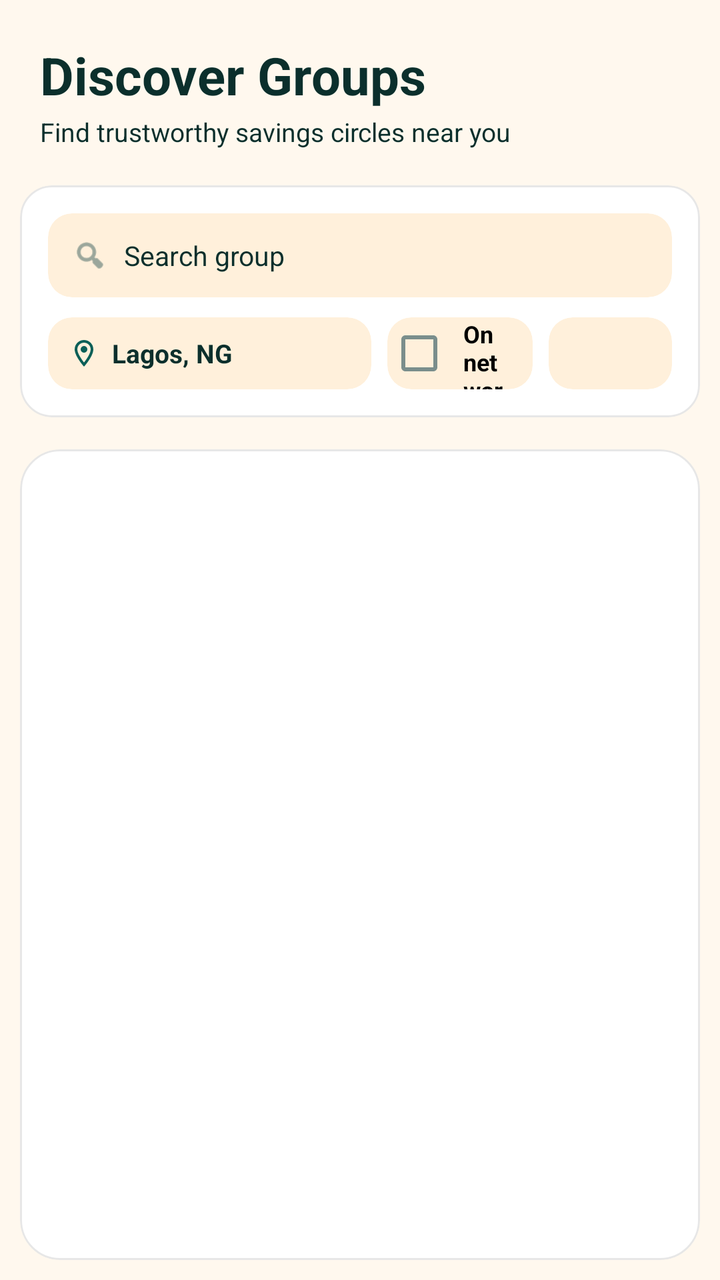
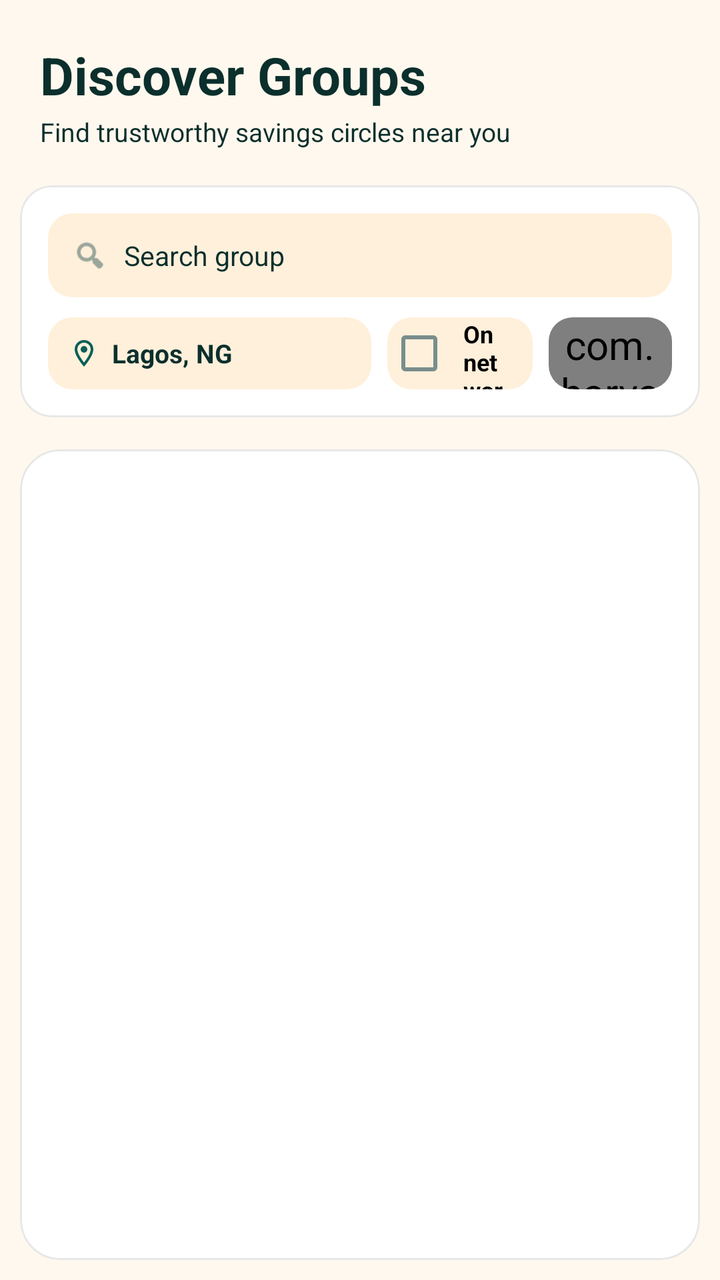

An Android layout rendered at two revisions. The XML below is the earlier revision; the diff shows what the commit changed to produce the second picture.
<!-- AndroidManifest.xml: application theme AppTheme -->
<!-- res/layout/discover_fragment.xml -->
<LinearLayout
	xmlns:android="http://schemas.android.com/apk/res/android"
	xmlns:app="http://schemas.android.com/apk/res-auto"
	xmlns:tools="http://schemas.android.com/tools"
	android:layout_width="match_parent"
	android:layout_height="match_parent"
	android:orientation="vertical"
	android:background="@android:color/transparent"
	android:id="@+id/_main">
	<androidx.core.widget.NestedScrollView
		android:id="@+id/vscroll6"
		android:layout_width="match_parent"
		android:layout_height="match_parent"
		android:fillViewport="true"
		android:overScrollMode="never">
		<LinearLayout
			android:id="@+id/linear1"
			android:layout_width="match_parent"
			android:layout_height="match_parent"
			android:background="@android:color/transparent"
			android:orientation="vertical">
			<TextView
				android:id="@+id/textview1"
				android:layout_width="wrap_content"
				android:layout_height="wrap_content"
				android:layout_marginLeft="20dp"
				android:layout_marginTop="20dp"
				android:layout_marginRight="20dp"
				android:text="Discover Groups"
				android:textSize="26sp"
				android:textStyle="bold" />
			<TextView
				android:id="@+id/textview2"
				android:layout_width="wrap_content"
				android:layout_height="wrap_content"
				android:layout_marginLeft="20dp"
				android:layout_marginTop="2dp"
				android:layout_marginRight="20dp"
				android:text="Find trustworthy savings circles near you"
				android:textSize="13sp" />
			<com.google.android.material.card.MaterialCardView
				android:id="@+id/cardview5"
				android:layout_width="match_parent"
				android:layout_height="wrap_content"
				android:layout_marginLeft="10dp"
				android:layout_marginTop="18dp"
				android:layout_marginRight="10dp"
				app:cardBackgroundColor="@color/colorSurface"
				app:cardElevation="0dp"
				app:cardCornerRadius="16dp"
				app:strokeWidth="1dp"
				app:strokeColor="@color/whiteFaint10">
				<LinearLayout
					android:id="@+id/linear3"
					android:layout_width="match_parent"
					android:layout_height="wrap_content"
					android:padding="14dp"
					android:orientation="vertical">
					<com.google.android.material.card.MaterialCardView
						android:id="@+id/cardview2"
						android:layout_width="match_parent"
						android:layout_height="42dp"
						app:cardBackgroundColor="@color/colorSurfaceAlt"
						app:cardElevation="0dp"
						app:cardCornerRadius="12dp"
	app:strokeWidth="0dp">
						<LinearLayout
							android:id="@+id/linear49"
							android:layout_width="match_parent"
							android:layout_height="match_parent"
							android:gravity="center_vertical"
							android:orientation="horizontal"
							android:paddingStart="12dp"
							android:paddingEnd="12dp">
							<com.google.android.material.imageview.ShapeableImageView
								android:id="@+id/imageview4"
								android:layout_width="18dp"
								android:layout_height="18dp"
								android:scaleType="centerInside"
								android:src="@android:drawable/ic_menu_search"
								app:tint="@color/colorTextTertiary" />
							<TextView
								android:id="@+id/tv_search"
								android:layout_width="match_parent"
								android:layout_height="match_parent"
								android:background="@android:color/transparent"
								android:gravity="center_vertical"
								android:text="Search group"
								android:textSize="13.5sp"
								android:layout_marginStart="8dp" />
						</LinearLayout>
					</com.google.android.material.card.MaterialCardView>
					<LinearLayout
						android:id="@+id/linear50"
						android:layout_width="match_parent"
						android:layout_height="wrap_content"
						android:layout_marginTop="10dp"
						android:gravity="center_vertical"
						android:orientation="horizontal">
						<com.google.android.material.card.MaterialCardView
							android:id="@+id/cardview1"
							android:layout_width="200dp"
							android:layout_height="36dp"
							app:cardBackgroundColor="@color/colorSurfaceAlt"
							android:layout_weight="1"
							app:cardElevation="0dp"
							app:cardCornerRadius="12dp"
	app:strokeWidth="0dp">
							<LinearLayout
								android:id="@+id/lr_select_location"
								android:layout_width="match_parent"
								android:layout_height="match_parent"
								android:gravity="center_vertical"
								android:orientation="horizontal"
								android:paddingStart="10dp"
								android:paddingEnd="10dp">
								<com.google.android.material.imageview.ShapeableImageView
									android:id="@+id/imageview1"
									android:layout_width="16dp"
									android:layout_height="16dp"
									android:src="@drawable/icon_location_on_outline"
									android:scaleType="centerInside"
									app:tint="@color/colorAccent" />
								<TextView
									android:id="@+id/textview3"
									android:layout_width="wrap_content"
									android:layout_height="wrap_content"
									android:text="Lagos, NG"
									android:textSize="13sp"
									android:textStyle="bold"
									android:singleLine="true"
									android:layout_marginStart="6dp" />
							</LinearLayout>
						</com.google.android.material.card.MaterialCardView>
						<com.google.android.material.card.MaterialCardView
							android:id="@+id/cardview4"
							android:layout_width="wrap_content"
							android:layout_height="36dp"
							app:cardBackgroundColor="@color/colorSurfaceAlt"
							android:layout_weight="1"
							android:layout_marginStart="8dp"
							app:cardElevation="0dp"
							app:cardCornerRadius="12dp"
	app:strokeWidth="0dp">
							<com.google.android.material.checkbox.MaterialCheckBox
								android:id="@+id/cd_verified_only"
								android:layout_width="match_parent"
								android:layout_height="match_parent"
								android:background="@android:color/transparent"
								android:gravity="center_vertical"
								android:text="On network"
								android:textSize="12sp"
								android:textStyle="bold"
								android:paddingStart="6dp"
								android:paddingEnd="12dp" />
						</com.google.android.material.card.MaterialCardView>
						<com.google.android.material.card.MaterialCardView
							android:id="@+id/cardview3"
							android:layout_width="100dp"
							android:layout_height="36dp"
							app:cardBackgroundColor="@color/colorSurfaceAlt"
							android:layout_weight="1"
							android:layout_marginStart="8dp"
							app:cardElevation="0dp"
							app:cardCornerRadius="12dp"
	app:strokeWidth="0dp">
							<Spinner
								android:id="@+id/sp_sort"
								android:layout_width="match_parent"
								android:layout_height="match_parent"
								android:background="@android:color/transparent"
								android:spinnerMode="dropdown"
								android:paddingStart="4dp"
								android:paddingEnd="4dp"
								android:theme="@style/WhiteSpinnerTheme" />
						</com.google.android.material.card.MaterialCardView>
					</LinearLayout>
				</LinearLayout>
			</com.google.android.material.card.MaterialCardView>
			<com.google.android.material.card.MaterialCardView
				android:id="@+id/cardview12"
				android:layout_width="match_parent"
				android:layout_height="0dp"
				android:layout_marginLeft="10dp"
				android:layout_marginTop="16dp"
				android:layout_marginRight="10dp"
				android:layout_marginBottom="10dp"
				app:cardBackgroundColor="@color/colorSurface"
				android:layout_weight="1"
				app:cardCornerRadius="20dp"
				app:cardElevation="0dp"
				app:strokeWidth="1dp"
				app:strokeColor="@color/whiteFaint10">
				<ListView
					android:id="@+id/listview1"
					android:layout_width="match_parent"
					android:layout_height="match_parent"
					android:paddingLeft="5dp"
					android:paddingTop="8dp"
					android:paddingRight="5dp"
					android:paddingBottom="8dp"
					android:background="@android:color/transparent"
					android:choiceMode="none"
					android:clipToPadding="false"
					android:divider="@null"
					android:nestedScrollingEnabled="true"
					tools:listitem="@layout/discover_group_custom_view" />
			</com.google.android.material.card.MaterialCardView>
		</LinearLayout>
	</androidx.core.widget.NestedScrollView>
</LinearLayout>
<!-- res/layout/discover_group_custom_view.xml (included above) -->
<LinearLayout
	xmlns:android="http://schemas.android.com/apk/res/android"
	xmlns:app="http://schemas.android.com/apk/res-auto"
	xmlns:tools="http://schemas.android.com/tools"
	android:layout_width="match_parent"
	android:layout_height="wrap_content"
	android:orientation="vertical">
	<com.google.android.material.card.MaterialCardView
		android:id="@+id/cardview1"
		android:layout_width="match_parent"
		android:layout_height="wrap_content"
		android:layout_margin="4dp"
		app:cardBackgroundColor="@color/colorSurface"
		app:cardElevation="0dp"
		app:cardCornerRadius="16dp"
		app:strokeWidth="1dp"
		app:strokeColor="@color/colorCardStroke">
		<LinearLayout
			android:id="@+id/linear1"
			android:layout_width="match_parent"
			android:layout_height="wrap_content"
			android:padding="14dp"
			android:orientation="vertical">
			<LinearLayout
				android:id="@+id/linear2"
				android:layout_width="match_parent"
				android:layout_height="wrap_content"
				android:gravity="center_vertical"
				android:orientation="horizontal">
				<com.google.android.material.imageview.ShapeableImageView
					android:id="@+id/iv_group_photo"
					android:layout_width="32dp"
					android:layout_height="32dp"
					android:layout_marginEnd="12dp"
					android:src="@drawable/ic_coin_harv"
					android:scaleType="centerInside"
					android:focusable="false" />
				<TextView
					android:id="@+id/tv_groupName"
					android:layout_width="0dp"
					android:layout_height="wrap_content"
					android:text="Chelsea Fans Group"
					android:textSize="18sp"
					android:textStyle="bold"
					android:textColor="@color/colorTextPrimary"
					android:layout_weight="1"
					android:focusable="false" />
				<TextView
					android:id="@+id/tv_status"
					android:layout_width="wrap_content"
					android:layout_height="wrap_content"
					android:paddingLeft="10dp"
					android:paddingTop="4dp"
					android:paddingRight="10dp"
					android:paddingBottom="4dp"
					android:background="@color/colorAccentSoft"
					android:text="Verified"
					android:textSize="11sp"
					android:textStyle="bold"
					android:textColor="@color/colorAccent"
					android:focusable="false" />
			</LinearLayout>
			<LinearLayout
				android:id="@+id/linear3"
				android:layout_width="match_parent"
				android:layout_height="wrap_content"
				android:layout_marginTop="8dp"
				android:gravity="center_vertical"
				android:orientation="horizontal">
				<com.google.android.material.imageview.ShapeableImageView
					android:id="@+id/imageview1"
					android:layout_width="14dp"
					android:layout_height="14dp"
					android:src="@drawable/icon_location_on_outline"
					android:scaleType="centerInside"
					android:focusable="false"
					app:tint="@color/colorTextTertiary" />
				<TextView
					android:id="@+id/tv_state"
					android:layout_width="wrap_content"
					android:layout_height="wrap_content"
					android:text="Lagos, NG"
					android:textSize="12sp"
					android:textColor="@color/colorTextTertiary"
					android:layout_marginStart="4dp"
					android:focusable="false" />
				<LinearLayout
					android:id="@+id/linear8"
					android:layout_width="wrap_content"
					android:layout_height="wrap_content"
					android:gravity="center_vertical"
					android:orientation="horizontal"
					android:layout_weight="1"
					android:layout_marginStart="12dp">
					<com.google.android.material.imageview.ShapeableImageView
						android:id="@+id/imageview2"
						android:layout_width="14dp"
						android:layout_height="14dp"
						android:src="@drawable/icon_autorenew_round"
						android:scaleType="centerInside"
						android:focusable="false"
						app:tint="@color/colorTextTertiary" />
					<TextView
						android:id="@+id/tv_groupType"
						android:layout_width="wrap_content"
						android:layout_height="wrap_content"
						android:text="Fixed pool(Ajo)"
						android:textSize="12sp"
						android:textColor="@color/colorTextTertiary"
						android:layout_marginStart="4dp"
						android:focusable="false" />
				</LinearLayout>
				<com.google.android.material.imageview.ShapeableImageView
					android:id="@+id/imageview3"
					android:layout_width="14dp"
					android:layout_height="14dp"
					android:src="@drawable/icon_access_time_outline"
					android:scaleType="centerInside"
					android:focusable="false"
					app:tint="@color/colorTextTertiary" />
				<TextView
					android:id="@+id/tv_frequency"
					android:layout_width="wrap_content"
					android:layout_height="wrap_content"
					android:text="Weekly"
					android:textSize="12sp"
					android:textColor="@color/colorTextTertiary"
					android:layout_marginStart="4dp"
					android:focusable="false" />
			</LinearLayout>
			<LinearLayout
				android:id="@+id/linear4"
				android:layout_width="match_parent"
				android:layout_height="wrap_content"
				android:layout_marginTop="12dp"
				android:orientation="horizontal">
				<com.google.android.material.card.MaterialCardView
					android:id="@+id/cardview2"
					android:layout_width="0dp"
					android:layout_height="wrap_content"
					app:cardBackgroundColor="@color/colorSurfaceAlt"
					android:layout_weight="1"
					android:layout_marginEnd="4dp"
					app:cardElevation="0dp"
					app:cardCornerRadius="12dp"
	app:strokeWidth="0dp">
					<LinearLayout
						android:id="@+id/linear5"
						android:layout_width="match_parent"
						android:layout_height="wrap_content"
						android:padding="8dp"
						android:gravity="center_horizontal|center_vertical"
						android:orientation="vertical">
						<TextView
							android:id="@+id/textview4"
							android:layout_width="wrap_content"
							android:layout_height="wrap_content"
							android:text="Members"
							android:textSize="10sp"
							android:textColor="@color/colorTextTertiary"
							android:focusable="false" />
						<TextView
							android:id="@+id/tv_members"
							android:layout_width="wrap_content"
							android:layout_height="wrap_content"
							android:layout_marginTop="2dp"
							android:text="10"
							android:textSize="16sp"
							android:textStyle="bold"
							android:textColor="@color/colorTextPrimary"
							android:focusable="false" />
					</LinearLayout>
				</com.google.android.material.card.MaterialCardView>
				<com.google.android.material.card.MaterialCardView
					android:id="@+id/cardview3"
					android:layout_width="0dp"
					android:layout_height="wrap_content"
					app:cardBackgroundColor="@color/colorSurfaceAlt"
					android:layout_weight="1"
					android:layout_marginStart="4dp"
					android:layout_marginEnd="4dp"
					app:cardElevation="0dp"
					app:cardCornerRadius="12dp"
	app:strokeWidth="0dp">
					<LinearLayout
						android:id="@+id/linear6"
						android:layout_width="match_parent"
						android:layout_height="wrap_content"
						android:padding="8dp"
						android:gravity="center_horizontal|center_vertical"
						android:orientation="vertical">
						<TextView
							android:id="@+id/textview6"
							android:layout_width="wrap_content"
							android:layout_height="wrap_content"
							android:text="Trust"
							android:textSize="10sp"
							android:textColor="@color/colorTextTertiary"
							android:focusable="false" />
						<TextView
							android:id="@+id/tv_trustscore"
							android:layout_width="wrap_content"
							android:layout_height="wrap_content"
							android:layout_marginTop="2dp"
							android:text="—"
							android:textSize="16sp"
							android:textStyle="bold"
							android:textColor="@color/colorTextPrimary"
							android:focusable="false" />
					</LinearLayout>
				</com.google.android.material.card.MaterialCardView>
				<com.google.android.material.card.MaterialCardView
					android:id="@+id/cardview4"
					android:layout_width="0dp"
					android:layout_height="wrap_content"
					app:cardBackgroundColor="@color/colorSurfaceAlt"
					android:layout_weight="1"
					android:layout_marginStart="4dp"
					app:cardElevation="0dp"
					app:cardCornerRadius="12dp"
	app:strokeWidth="0dp">
					<LinearLayout
						android:id="@+id/linear7"
						android:layout_width="match_parent"
						android:layout_height="wrap_content"
						android:padding="8dp"
						android:gravity="center_horizontal|center_vertical"
						android:orientation="vertical">
						<TextView
							android:id="@+id/textview8"
							android:layout_width="wrap_content"
							android:layout_height="wrap_content"
							android:text="HARV/slot"
							android:textSize="10sp"
							android:textColor="@color/colorTextTertiary"
							android:focusable="false" />
						<TextView
							android:id="@+id/tv_slotAmount"
							android:layout_width="wrap_content"
							android:layout_height="wrap_content"
							android:layout_marginTop="2dp"
							android:text="0.0 HARV"
							android:textSize="16sp"
							android:textStyle="bold"
							android:textColor="@color/colorTextPrimary"
							android:focusable="false" />
					</LinearLayout>
				</com.google.android.material.card.MaterialCardView>
			</LinearLayout>
			<LinearLayout
				android:id="@+id/linear_slots_row"
				android:layout_width="match_parent"
				android:layout_height="wrap_content"
				android:layout_marginTop="12dp"
				android:gravity="center_vertical"
				android:orientation="horizontal">
				<TextView
					android:id="@+id/tv_slots_label"
					android:layout_width="0dp"
					android:layout_height="wrap_content"
					android:text="Slots filled"
					android:textSize="12sp"
					android:textColor="@color/colorTextTertiary"
					android:layout_weight="1"
					android:focusable="false" />
				<TextView
					android:id="@+id/tv_slots_filled"
					android:layout_width="wrap_content"
					android:layout_height="wrap_content"
					android:text="0 / 0"
					android:textSize="12sp"
					android:textStyle="bold"
					android:textColor="@color/colorTextPrimary"
					android:focusable="false" />
			</LinearLayout>
			<com.google.android.material.progressindicator.LinearProgressIndicator
				android:id="@+id/slots_filled_progressbar"
				android:layout_width="match_parent"
				android:layout_height="wrap_content"
				android:layout_marginTop="6dp"
				app:trackThickness="6dp"
				app:trackCornerRadius="30dp"
				app:indicatorColor="@color/colorAccent"
				app:trackColor="@color/colorSurfaceAlt" />
			<com.google.android.material.card.MaterialCardView
				android:id="@+id/cardview5"
				android:layout_width="match_parent"
				android:layout_height="wrap_content"
				android:layout_marginTop="12dp"
				app:cardBackgroundColor="@color/colorAccent"
				app:cardElevation="0dp"
				app:cardCornerRadius="12dp"
				app:strokeWidth="0dp">
				<LinearLayout
					android:id="@+id/linear9"
					android:layout_width="match_parent"
					android:layout_height="wrap_content"
					android:gravity="center_vertical"
					android:orientation="horizontal">
					<com.google.android.material.button.MaterialButton
						android:id="@+id/btn_join"
						android:layout_width="match_parent"
						android:layout_height="44dp"
						android:background="@android:color/transparent"
						android:text="Request to join"
						android:textStyle="bold"
						android:textColor="@color/colorAccent"
						android:layout_weight="1"
						android:textSize="14.5sp" />
					<LinearLayout
						android:id="@+id/linear10"
						android:layout_width="1dp"
						android:layout_height="24dp"
						android:background="@color/whiteFaint10"
						android:orientation="vertical" />
					<com.google.android.material.imageview.ShapeableImageView
						android:id="@+id/imageview4"
						android:layout_width="36dp"
						android:layout_height="36dp"
						android:padding="6dp"
						android:src="@drawable/icon_info_round"
						android:scaleType="centerInside"
						android:layout_marginStart="8dp"
						android:layout_marginEnd="8dp"
						app:tint="@color/colorTextOnAccent"
						android:focusable="false" />
				</LinearLayout>
			</com.google.android.material.card.MaterialCardView>
		</LinearLayout>
	</com.google.android.material.card.MaterialCardView>
</LinearLayout>
<!-- resources referenced by this layout -->
<resources>
  <color name="colorAccent">#0B5F57</color>
  <color name="colorAccentSoft">#1A0B5F57</color>
  <color name="colorCardStroke">#EBDCC5</color>
  <color name="colorSurface">#FFFFFF</color>
  <color name="colorSurfaceAlt">#FFF0DB</color>
  <color name="colorTextOnAccent">#FFFFFF</color>
  <color name="colorTextPrimary">#0B2F2C</color>
  <color name="colorTextTertiary">#587570</color>
  <color name="whiteFaint10">#18000000</color>
  <style name="WhiteSpinnerTheme" parent="ThemeOverlay.AppCompat.Light">
          <item name="android:textColorPrimary">@color/colorTextPrimary</item>
          <item name="android:textColor">@color/colorTextPrimary</item>
          <item name="android:textSize">20sp</item>
          <item name="colorControlNormal">@color/colorTextPrimary</item>
          <item name="spinnerStyle">@style/HarvanaSpinner</item>
      </style>
  <style name="HarvanaSpinner" parent="Widget.AppCompat.Spinner">
          <item name="android:popupBackground">@color/colorSurface</item>
          <item name="android:dropDownSelector">@color/colorAccentRipple</item>
      </style>
  <style name="HarvanaPopupMenu" parent="Widget.MaterialComponents.PopupMenu">
          <item name="android:popupBackground">@drawable/bg_popup_menu</item>
          <item name="android:popupElevation">10dp</item>
      </style>
  <style name="Harvana.Card" parent="Widget.MaterialComponents.CardView">
          <item name="cardBackgroundColor">@color/colorSurface</item>
          <item name="cardCornerRadius">16dp</item>
          <item name="cardElevation">0dp</item>
          <item name="strokeColor">@color/colorCardStroke</item>
          <item name="strokeWidth">1dp</item>
          <item name="rippleColor">@color/colorAccentRipple</item>
      </style>
  <style name="HarvanaButton.Text" parent="Widget.MaterialComponents.Button.TextButton">
          <item name="cornerRadius">12dp</item>
          <item name="android:textAllCaps">false</item>
          <item name="android:textStyle">bold</item>
          <item name="android:textColor">@color/colorAccentStrong</item>
          <item name="rippleColor">@color/colorAccentRipple</item>
      </style>
  <style name="HarvanaTextView" parent="android:Widget.TextView">
          <item name="android:textColor">@color/colorTextPrimary</item>
      </style>
  <color name="colorBackground">#FFF8EE</color>
  <color name="colorAccentDark">#084A44</color>
  <color name="colorError">#C8443F</color>
  <color name="colorTextPrimaryWhite">#FFFFFF</color>
  <color name="colorControlNormal">#587570</color>
  <color name="colorAccentRipple">#1A0B5F57</color>
  <color name="colorAccentStroke">#330B5F57</color>
  <color name="colorAccentStrong">#053D3A</color>
  <color name="colorTextSecondary">#3F5F5A</color>
  <!-- drawable bg_popup_menu (drawable) -->
  <?xml version="1.0" encoding="utf-8"?>
  <shape xmlns:android="http://schemas.android.com/apk/res/android" android:shape="rectangle">
      <solid android:color="@color/colorPopupSurface" />
      <stroke android:width="1dp" android:color="@color/colorCardStroke" />
      <corners android:radius="14dp" />
  </shape>
  <style name="HarvanaDialogButton" parent="Widget.MaterialComponents.Button.TextButton.Dialog">
          <item name="android:textColor">@color/colorAccent</item>
          <item name="android:minHeight">48dp</item>
      </style>
  <style name="HarvanaBottomSheetStyle" parent="Widget.MaterialComponents.BottomSheet.Modal">
          <item name="backgroundTint">?attr/colorSurface</item>
          <item name="shapeAppearanceOverlay">@style/HarvanaBottomSheetShape</item>
      </style>
  <color name="colorPopupSurface">@color/colorSurface</color>
  <style name="HarvanaBottomSheetShape" parent="">
          <item name="cornerFamily">rounded</item>
          <item name="cornerSizeTopLeft">20dp</item>
          <item name="cornerSizeTopRight">20dp</item>
          <item name="cornerSizeBottomLeft">0dp</item>
          <item name="cornerSizeBottomRight">0dp</item>
      </style>
  <!-- unchanged entries left out for length: 12 -->
</resources>

<!-- the commit's change to res/layout/discover_fragment.xml (unified diff, before → after) -->
@@ -164,7 +164,7 @@
 							app:cardElevation="0dp"
 							app:cardCornerRadius="12dp"
 	app:strokeWidth="0dp">
-							<Spinner
+							<com.harvana.app.ui.MaterialSpinner
 								android:id="@+id/sp_sort"
 								android:layout_width="match_parent"
 								android:layout_height="match_parent"
